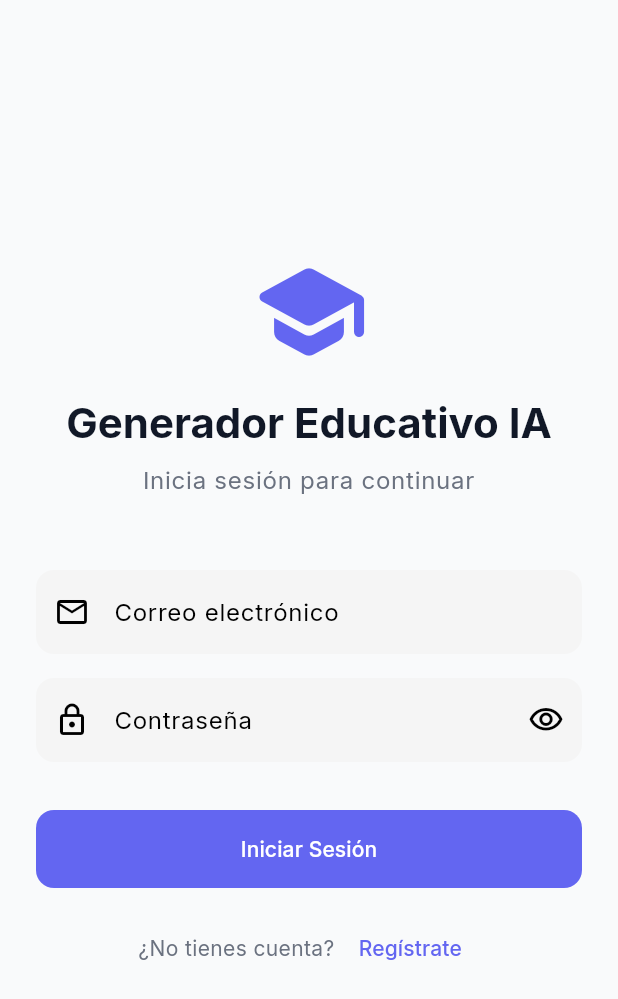
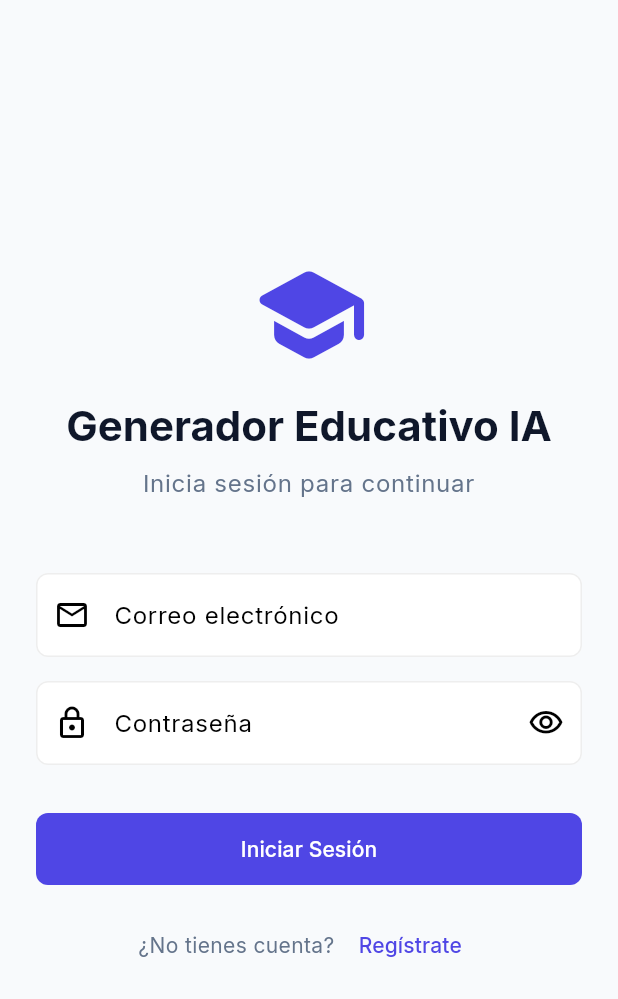
Before and after one commit to jjho05/EduNova_AI, a Flutter app: the screen it shows after launch, on a phone screen of 412 x 824 dp. Shown: the top 999 px of the screen. Run offline on Flutter 3.47's test engine with Material 3 defaults, Android fonts, the phone set to English and light mode, and no system bars; our stand-ins replace dio, file_picker, fl_chart, flutter_secure_storage, go_router, google_fonts; accounts and stored records are empty.

Commit message:
UI Overhaul: MainLayout, ShellRoute and professional desktop aesthetic

```diff
--- a/frontend_flutter/lib/config/routes.dart
+++ b/frontend_flutter/lib/config/routes.dart
@@ -12,6 +12,7 @@ import '../screens/common/course_detail_screen.dart';
 import '../screens/common/upload_document_screen.dart';
 import '../screens/student/quiz_screen.dart';
 import '../screens/teacher/quiz_statistics_screen.dart';
+import '../screens/common/main_layout.dart';
 
 class AppRouter {
   static final router = GoRouter(
@@ -25,6 +26,9 @@ class AppRouter {
         path: '/register',
         builder: (context, state) => const RegisterScreen(),
       ),
+      ShellRoute(
+        builder: (context, state, child) => MainLayout(child: child),
+        routes: [
           GoRoute(
             path: '/teacher',
             builder: (context, state) => const TeacherDashboard(),
@@ -84,5 +88,7 @@ class AppRouter {
             },
           ),
         ],
+      ),
+    ],
   );
 }
--- a/frontend_flutter/lib/config/theme.dart
+++ b/frontend_flutter/lib/config/theme.dart
@@ -3,21 +3,21 @@ import 'package:google_fonts/google_fonts.dart';
 
 class AppColors {
   // Light theme colors
-  static const primary = Color(0xFF6366F1); // Indigo
-  static const secondary = Color(0xFF8B5CF6); // Purple
-  static const success = Color(0xFF10B981); // Green
-  static const warning = Color(0xFFF59E0B); // Amber
-  static const error = Color(0xFFEF4444); // Red
-  static const background = Color(0xFFF9FAFB); // Gray 50
-  static const surface = Color(0xFFFFFFFF); // White
-  static const textPrimary = Color(0xFF111827); // Gray 900
-  static const textSecondary = Color(0xFF6B7280); // Gray 500
+  static const primary = Color(0xFF4F46E5); // Refined Indigo
+  static const secondary = Color(0xFF7C3AED); // Refined Violet
+  static const success = Color(0xFF10B981);
+  static const warning = Color(0xFFF59E0B);
+  static const error = Color(0xFFEF4444);
+  static const background = Color(0xFFF8FAFC); // Slate 50
+  static const surface = Color(0xFFFFFFFF);
+  static const textPrimary = Color(0xFF0F172A); // Slate 900
+  static const textSecondary = Color(0xFF64748B); // Slate 500
 
   // Dark theme colors
-  static const darkBackground = Color(0xFF111827); // Gray 900
-  static const darkSurface = Color(0xFF1F2937); // Gray 800
-  static const darkTextPrimary = Color(0xFFF9FAFB); // Gray 50
-  static const darkTextSecondary = Color(0xFF9CA3AF); // Gray 400
+  static const darkBackground = Color(0xFF0F172A); // Slate 900
+  static const darkSurface = Color(0xFF1E293B); // Slate 800
+  static const darkTextPrimary = Color(0xFFF8FAFC);
+  static const darkTextSecondary = Color(0xFF94A3B8); // Slate 400
 }
 
 class AppTheme {
@@ -28,9 +28,9 @@ class AppTheme {
       colorScheme: ColorScheme.light(
         primary: AppColors.primary,
         secondary: AppColors.secondary,
-        error: AppColors.error,
         surface: AppColors.surface,
         background: AppColors.background,
+        onPrimary: Colors.white,
       ),
       scaffoldBackgroundColor: AppColors.background,
       textTheme: GoogleFonts.interTextTheme(),
@@ -38,58 +38,44 @@ class AppTheme {
         backgroundColor: AppColors.surface,
         foregroundColor: AppColors.textPrimary,
         elevation: 0,
-        centerTitle: true,
+        centerTitle: false,
         titleTextStyle: GoogleFonts.inter(
           fontSize: 18,
           fontWeight: FontWeight.w600,
           color: AppColors.textPrimary,
         ),
       ),
+      cardTheme: CardThemeData(
+        elevation: 0,
+        color: AppColors.surface,
+        shape: RoundedRectangleBorder(
+          borderRadius: BorderRadius.circular(12),
+          side: BorderSide(color: Colors.grey.shade200, width: 1),
+        ),
+      ),
       elevatedButtonTheme: ElevatedButtonThemeData(
         style: ElevatedButton.styleFrom(
           backgroundColor: AppColors.primary,
           foregroundColor: Colors.white,
-          padding: const EdgeInsets.symmetric(horizontal: 32, vertical: 16),
-          shape: RoundedRectangleBorder(
-            borderRadius: BorderRadius.circular(12),
-          ),
           elevation: 0,
-        ),
-      ),
-      outlinedButtonTheme: OutlinedButtonThemeData(
-        style: OutlinedButton.styleFrom(
-          foregroundColor: AppColors.primary,
-          side: const BorderSide(color: AppColors.primary),
-          padding: const EdgeInsets.symmetric(horizontal: 32, vertical: 16),
-          shape: RoundedRectangleBorder(
-            borderRadius: BorderRadius.circular(12),
-          ),
+          padding: const EdgeInsets.symmetric(horizontal: 24, vertical: 14),
+          shape: RoundedRectangleBorder(borderRadius: BorderRadius.circular(8)),
         ),
       ),
       inputDecorationTheme: InputDecorationTheme(
         filled: true,
-        fillColor: Colors.grey[100],
+        fillColor: Colors.white,
         border: OutlineInputBorder(
-          borderRadius: BorderRadius.circular(12),
-          borderSide: BorderSide.none,
+          borderRadius: BorderRadius.circular(8),
+          borderSide: BorderSide(color: Colors.grey.shade200),
         ),
         enabledBorder: OutlineInputBorder(
-          borderRadius: BorderRadius.circular(12),
-          borderSide: BorderSide.none,
+          borderRadius: BorderRadius.circular(8),
+          borderSide: BorderSide(color: Colors.grey.shade200),
         ),
         focusedBorder: OutlineInputBorder(
-          borderRadius: BorderRadius.circular(12),
+          borderRadius: BorderRadius.circular(8),
           borderSide: const BorderSide(color: AppColors.primary, width: 2),
-        ),
-        contentPadding:
-            const EdgeInsets.symmetric(horizontal: 20, vertical: 16),
-      ),
-      cardTheme: CardThemeData(
-        elevation: 0,
-        color: AppColors.surface,
-        shape: RoundedRectangleBorder(
-          borderRadius: BorderRadius.circular(16),
-          side: BorderSide(color: Colors.grey.shade200),
         ),
       ),
     );
@@ -102,7 +88,6 @@ class AppTheme {
       colorScheme: ColorScheme.dark(
         primary: AppColors.primary,
         secondary: AppColors.secondary,
-        error: AppColors.error,
         surface: AppColors.darkSurface,
         background: AppColors.darkBackground,
       ),
@@ -112,58 +97,44 @@ class AppTheme {
         backgroundColor: AppColors.darkSurface,
         foregroundColor: AppColors.darkTextPrimary,
         elevation: 0,
-        centerTitle: true,
+        centerTitle: false,
         titleTextStyle: GoogleFonts.inter(
           fontSize: 18,
           fontWeight: FontWeight.w600,
           color: AppColors.darkTextPrimary,
         ),
       ),
+      cardTheme: CardThemeData(
+        elevation: 0,
+        color: AppColors.darkSurface,
+        shape: RoundedRectangleBorder(
+          borderRadius: BorderRadius.circular(12),
+          side: BorderSide(color: Colors.white.withOpacity(0.05), width: 1),
+        ),
+      ),
       elevatedButtonTheme: ElevatedButtonThemeData(
         style: ElevatedButton.styleFrom(
           backgroundColor: AppColors.primary,
           foregroundColor: Colors.white,
-          padding: const EdgeInsets.symmetric(horizontal: 32, vertical: 16),
-          shape: RoundedRectangleBorder(
-            borderRadius: BorderRadius.circular(12),
-          ),
           elevation: 0,
-        ),
-      ),
-      outlinedButtonTheme: OutlinedButtonThemeData(
-        style: OutlinedButton.styleFrom(
-          foregroundColor: AppColors.primary,
-          side: const BorderSide(color: AppColors.primary),
-          padding: const EdgeInsets.symmetric(horizontal: 32, vertical: 16),
-          shape: RoundedRectangleBorder(
-            borderRadius: BorderRadius.circular(12),
-          ),
+          padding: const EdgeInsets.symmetric(horizontal: 24, vertical: 14),
+          shape: RoundedRectangleBorder(borderRadius: BorderRadius.circular(8)),
         ),
       ),
       inputDecorationTheme: InputDecorationTheme(
         filled: true,
         fillColor: AppColors.darkSurface,
         border: OutlineInputBorder(
-          borderRadius: BorderRadius.circular(12),
-          borderSide: BorderSide.none,
+          borderRadius: BorderRadius.circular(8),
+          borderSide: BorderSide(color: Colors.white.withOpacity(0.1)),
         ),
         enabledBorder: OutlineInputBorder(
-          borderRadius: BorderRadius.circular(12),
-          borderSide: BorderSide.none,
+          borderRadius: BorderRadius.circular(8),
+          borderSide: BorderSide(color: Colors.white.withOpacity(0.1)),
         ),
         focusedBorder: OutlineInputBorder(
-          borderRadius: BorderRadius.circular(12),
+          borderRadius: BorderRadius.circular(8),
           borderSide: const BorderSide(color: AppColors.primary, width: 2),
-        ),
-        contentPadding:
-            const EdgeInsets.symmetric(horizontal: 20, vertical: 16),
-      ),
-      cardTheme: CardThemeData(
-        elevation: 0,
-        color: AppColors.darkSurface,
-        shape: RoundedRectangleBorder(
-          borderRadius: BorderRadius.circular(16),
-          side: BorderSide(color: Colors.grey.shade800),
         ),
       ),
     );
--- a/frontend_flutter/lib/services/api_service.dart
+++ b/frontend_flutter/lib/services/api_service.dart
@@ -6,7 +6,6 @@ import '../models/course.dart';
 import '../models/assignment.dart';
 import '../models/notification.dart' as model;
 import 'package:file_picker/file_picker.dart';
-import 'dart:io';
 
 class ApiService {
   late Dio _dio;
```
Also changed, not shown: frontend_flutter/lib/screens/common/main_layout.dart (added, +286 -0 lines), frontend_flutter/lib/screens/student/student_dashboard.dart (+0 -19 lines), frontend_flutter/lib/screens/teacher/teacher_dashboard.dart (+0 -18 lines), 4 other files. Lines whose indentation alone changed are shown as unchanged.
